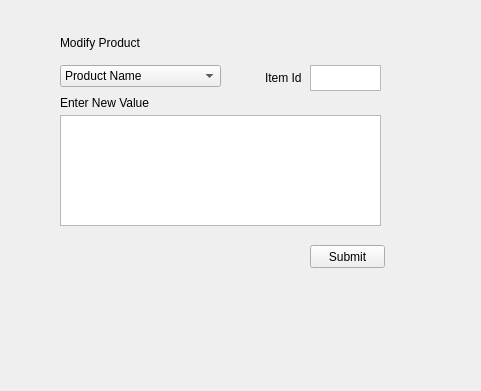
Above: InvGUI/p3mod.ui from scottoberman/CSUFDevs before the change. Below: the same form after it.
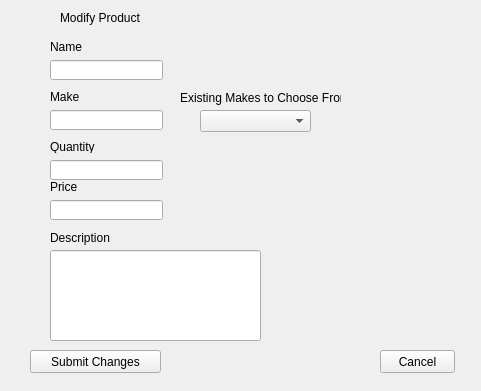
That is the form after the change.

What changed in the file:
```diff
--- a/InvGUI/p3mod.ui
+++ b/InvGUI/p3mod.ui
@@ -16,54 +16,21 @@
   <widget class="QPushButton" name="pushButton">
    <property name="geometry">
     <rect>
-     <x>310</x>
-     <y>245</y>
-     <width>75</width>
+     <x>30</x>
+     <y>350</y>
+     <width>131</width>
      <height>23</height>
     </rect>
    </property>
    <property name="text">
-    <string>Submit</string>
-   </property>
-  </widget>
-  <widget class="QTextEdit" name="ItemID">
-   <property name="geometry">
-    <rect>
-     <x>310</x>
-     <y>65</y>
-     <width>71</width>
-     <height>26</height>
-    </rect>
-   </property>
-  </widget>
-  <widget class="QLabel" name="label_6">
-   <property name="geometry">
-    <rect>
-     <x>265</x>
-     <y>70</y>
-     <width>41</width>
-     <height>16</height>
-    </rect>
-   </property>
-   <property name="text">
-    <string>Item Id</string>
-   </property>
-  </widget>
-  <widget class="QTextEdit" name="NewVal">
-   <property name="geometry">
-    <rect>
-     <x>60</x>
-     <y>115</y>
-     <width>321</width>
-     <height>111</height>
-    </rect>
+    <string>Submit Changes</string>
    </property>
   </widget>
   <widget class="QLabel" name="label">
    <property name="geometry">
     <rect>
      <x>60</x>
-     <y>35</y>
+     <y>10</y>
      <width>81</width>
      <height>16</height>
     </rect>
@@ -72,54 +39,6 @@
     <string>Modify Product</string>
    </property>
   </widget>
-  <widget class="QComboBox" name="comboBox">
-   <property name="geometry">
-    <rect>
-     <x>60</x>
-     <y>65</y>
-     <width>161</width>
-     <height>22</height>
-    </rect>
-   </property>
-   <item>
-    <property name="text">
-     <string>Product Name</string>
-    </property>
-   </item>
-   <item>
-    <property name="text">
-     <string>Price</string>
-    </property>
-   </item>
-   <item>
-    <property name="text">
-     <string>Stock_count</string>
-    </property>
-   </item>
-   <item>
-    <property name="text">
-     <string>Status</string>
-    </property>
-   </item>
-   <item>
-    <property name="text">
-     <string>Description</string>
-    </property>
-   </item>
-  </widget>
-  <widget class="QLabel" name="label_7">
-   <property name="geometry">
-    <rect>
-     <x>60</x>
-     <y>95</y>
-     <width>91</width>
-     <height>16</height>
-    </rect>
-   </property>
-   <property name="text">
-    <string>Enter New Value</string>
-   </property>
-  </widget>
   <widget class="QLabel" name="modOut">
    <property name="geometry">
     <rect>
@@ -133,6 +52,163 @@
     <string/>
    </property>
   </widget>
+  <widget class="QLineEdit" name="NameInput">
+   <property name="geometry">
+    <rect>
+     <x>50</x>
+     <y>60</y>
+     <width>113</width>
+     <height>20</height>
+    </rect>
+   </property>
+  </widget>
+  <widget class="QLineEdit" name="PriceInput">
+   <property name="geometry">
+    <rect>
+     <x>50</x>
+     <y>200</y>
+     <width>113</width>
+     <height>20</height>
+    </rect>
+   </property>
+  </widget>
+  <widget class="QLineEdit" name="QuantityInput">
+   <property name="geometry">
+    <rect>
+     <x>50</x>
+     <y>160</y>
+     <width>113</width>
+     <height>20</height>
+    </rect>
+   </property>
+  </widget>
+  <widget class="QLineEdit" name="MakeInput">
+   <property name="geometry">
+    <rect>
+     <x>50</x>
+     <y>110</y>
+     <width>113</width>
+     <height>20</height>
+    </rect>
+   </property>
+  </widget>
+  <widget class="QLineEdit" name="DescriptionInput">
+   <property name="geometry">
+    <rect>
+     <x>50</x>
+     <y>250</y>
+     <width>211</width>
+     <height>91</height>
+    </rect>
+   </property>
+   <property name="maxLength">
+    <number>256</number>
+   </property>
+   <property name="alignment">
+    <set>Qt::AlignLeading|Qt::AlignLeft|Qt::AlignTop</set>
+   </property>
+  </widget>
+  <widget class="QPushButton" name="pushButton_2">
+   <property name="geometry">
+    <rect>
+     <x>380</x>
+     <y>350</y>
+     <width>75</width>
+     <height>23</height>
+    </rect>
+   </property>
+   <property name="text">
+    <string>Cancel</string>
+   </property>
+  </widget>
+  <widget class="QLabel" name="label_2">
+   <property name="geometry">
+    <rect>
+     <x>50</x>
+     <y>40</y>
+     <width>47</width>
+     <height>13</height>
+    </rect>
+   </property>
+   <property name="text">
+    <string>Name</string>
+   </property>
+  </widget>
+  <widget class="QLabel" name="label_3">
+   <property name="geometry">
+    <rect>
+     <x>50</x>
+     <y>90</y>
+     <width>47</width>
+     <height>13</height>
+    </rect>
+   </property>
+   <property name="text">
+    <string>Make</string>
+   </property>
+  </widget>
+  <widget class="QLabel" name="label_4">
+   <property name="geometry">
+    <rect>
+     <x>50</x>
+     <y>180</y>
+     <width>47</width>
+     <height>13</height>
+    </rect>
+   </property>
+   <property name="text">
+    <string>Price</string>
+   </property>
+  </widget>
+  <widget class="QLabel" name="label_5">
+   <property name="geometry">
+    <rect>
+     <x>50</x>
+     <y>230</y>
+     <width>61</width>
+     <height>16</height>
+    </rect>
+   </property>
+   <property name="text">
+    <string>Description</string>
+   </property>
+  </widget>
+  <widget class="QLabel" name="label_6">
+   <property name="geometry">
+    <rect>
+     <x>50</x>
+     <y>140</y>
+     <width>47</width>
+     <height>13</height>
+    </rect>
+   </property>
+   <property name="text">
+    <string>Quantity</string>
+   </property>
+  </widget>
+  <widget class="QComboBox" name="comboBox">
+   <property name="geometry">
+    <rect>
+     <x>200</x>
+     <y>110</y>
+     <width>111</width>
+     <height>22</height>
+    </rect>
+   </property>
+  </widget>
+  <widget class="QLabel" name="label_7">
+   <property name="geometry">
+    <rect>
+     <x>180</x>
+     <y>90</y>
+     <width>161</width>
+     <height>16</height>
+    </rect>
+   </property>
+   <property name="text">
+    <string>Existing Makes to Choose From</string>
+   </property>
+  </widget>
  </widget>
  <resources/>
  <connections/>
```
Left out of the diff: 10 changed lines with no effect on the pictures.
